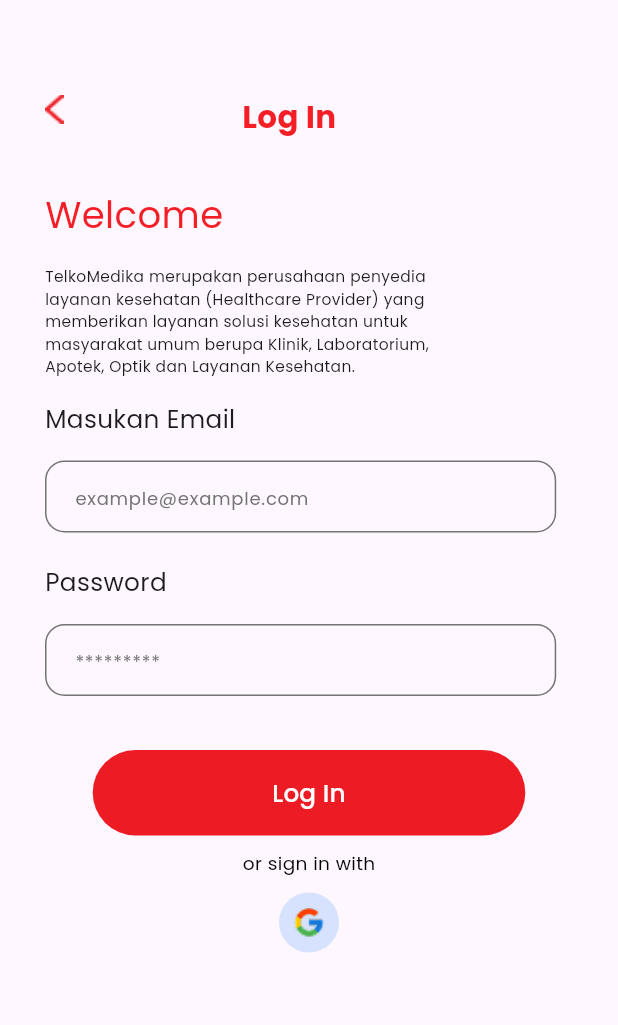
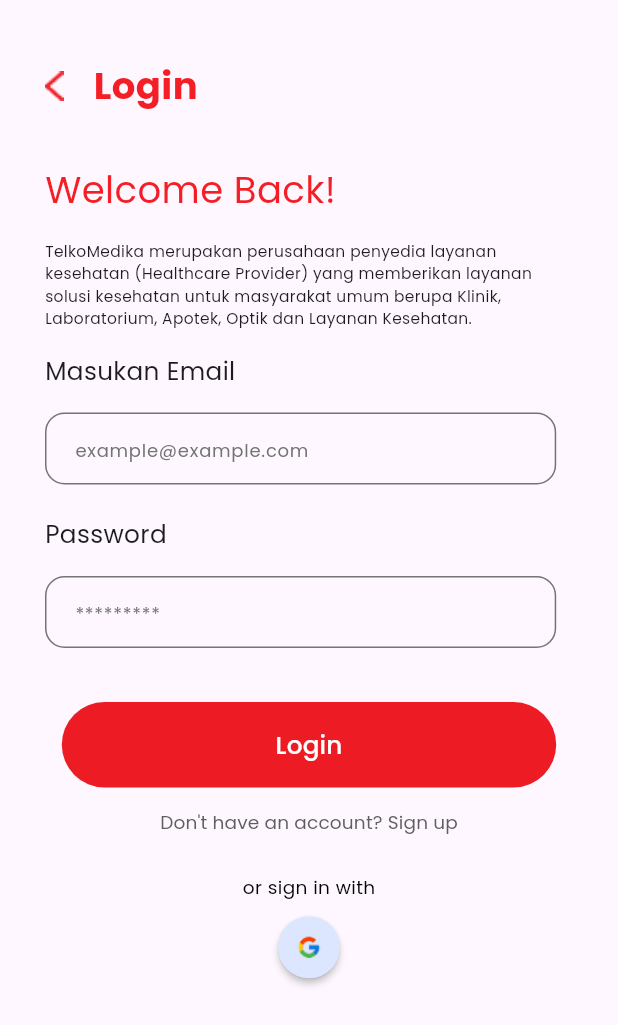
Before and after one commit to Rayazka/TelkomedikaApp, a Flutter app: the screen it shows after launch, after a tap on "Get Started", on a phone screen of 412 x 824 dp. Shown: the top 1025 px of the screen. Run offline on Flutter 3.47's test engine with Material 3 defaults, Android fonts, the phone set to English and light mode, and no system bars; our stand-ins replace firebase_auth, firebase_core, google_sign_in; accounts and stored records are empty; network calls fail.

Commit message:
fix auth dan google sign in"

```diff
--- a/lib/app/modules/auth/views/login_page_views.dart
+++ b/lib/app/modules/auth/views/login_page_views.dart
@@ -1,12 +1,15 @@
 import 'dart:math';
 import 'package:flutter/material.dart';
-import 'package:flutter/services.dart';
+import 'package:telkomedika_app/app/modules/home/views/home.dart';
 import 'signup_page_views.dart';
 import 'package:telkomedika_app/app/modules/get_started/views/get_start_page.dart';
 import 'package:telkomedika_app/app/widgets/button_widget.dart';
+import 'package:telkomedika_app/app/modules/auth/controllers/auth.dart';
 
 class LoginPage extends StatelessWidget {
-  const LoginPage({super.key});
+  final _emailController = TextEditingController();
+  final _passwordController = TextEditingController();
+  final _authController = AuthController();
 
   @override
   Widget build(BuildContext context) {
@@ -17,7 +20,7 @@ class LoginPage extends StatelessWidget {
             mainAxisAlignment: MainAxisAlignment.start,
             children: [
               Row(
-                crossAxisAlignment: CrossAxisAlignment.start,
+                crossAxisAlignment: CrossAxisAlignment.center,
                 children: [
                   GestureDetector(
                     onTap: () {
@@ -26,22 +29,26 @@ class LoginPage extends StatelessWidget {
                         MaterialPageRoute(builder: (context) => GetStartPage()),
                       );
                     },
-                    child: Container(
-                        padding: const EdgeInsets.only(top: 63, left: 30),
+                    child: Padding(
+                      padding: const EdgeInsets.only(top: 40, left: 30),
                       child: Image.asset(
                         'assets/images/Vector.png',
                         fit: BoxFit.contain,
                         width: MediaQuery.of(context).size.width * 0.03,
-                        )),
                       ),
-                  Container(
-                    padding: const EdgeInsets.only(top: 63, left: 119),
+                    ),
+                  ),
+                  Expanded(
+                    child: Padding(
+                      padding: const EdgeInsets.only(top: 40, left: 20),
                       child: Text(
-                      "Log In",
+                        "Login",
                         style: TextStyle(
-                        color: Color.fromARGB(255, 244, 31, 38),
-                        fontSize: MediaQuery.of(context).size.width * 0.05,
+                          color: const Color.fromARGB(255, 244, 31, 38),
+                          fontSize: MediaQuery.of(context).size.width *
+                              0.06, // Responsif
                           fontWeight: FontWeight.bold,
+                        ),
                       ),
                     ),
                   ),
@@ -55,7 +62,7 @@ class LoginPage extends StatelessWidget {
                       Container(
                         padding: const EdgeInsets.only(top: 34, left: 30),
                         child: Text(
-                          "Welcome",
+                          "Welcome Back!",
                           style: TextStyle(
                             color: Color.fromARGB(255, 244, 31, 38),
                             fontSize: MediaQuery.of(context).size.width * 0.06,
@@ -64,16 +71,16 @@ class LoginPage extends StatelessWidget {
                         ),
                       ),
                       Container(
-                        width:
-                            max(MediaQuery.of(context).size.width * 0.75, 324),
+                        width: MediaQuery.of(context).size.width * 0.9,
                         padding: const EdgeInsets.only(top: 16, left: 30),
                         child: Text(
                           "TelkoMedika merupakan perusahaan penyedia layanan kesehatan (Healthcare Provider) yang memberikan layanan solusi kesehatan untuk masyarakat umum berupa Klinik, Laboratorium, Apotek, Optik dan Layanan Kesehatan.",
                           style: TextStyle(
                               fontSize:
                                   MediaQuery.of(context).size.width * 0.025,
-                              fontFamily: 'Poppins',
                               fontWeight: FontWeight.w200),
+                          softWrap: true,
+                          overflow: TextOverflow.visible,
                         ),
                       )
                     ],
@@ -93,7 +100,6 @@ class LoginPage extends StatelessWidget {
                           style: TextStyle(
                               fontSize:
                                   MediaQuery.of(context).size.width * 0.04,
-                              fontFamily: 'Poppins',
                               fontWeight: FontWeight.normal),
                         ),
                       ),
@@ -103,6 +109,8 @@ class LoginPage extends StatelessWidget {
                         child: Padding(
                           padding: const EdgeInsets.only(left: 30, top: 16),
                           child: TextField(
+                            controller: _emailController,
+                            keyboardType: TextInputType.emailAddress,
                             decoration: InputDecoration(
                               contentPadding: EdgeInsets.symmetric(
                                   horizontal: 16, vertical: 12),
@@ -143,7 +151,6 @@ class LoginPage extends StatelessWidget {
                           style: TextStyle(
                               fontSize:
                                   MediaQuery.of(context).size.width * 0.04,
-                              fontFamily: 'Poppins',
                               fontWeight: FontWeight.normal),
                         ),
                       ),
@@ -153,6 +160,8 @@ class LoginPage extends StatelessWidget {
                         child: Padding(
                           padding: const EdgeInsets.only(left: 30, top: 16),
                           child: TextField(
+                            controller: _passwordController,
+                            obscureText: true,
                             decoration: InputDecoration(
                               contentPadding: EdgeInsets.symmetric(
                                   horizontal: 16, vertical: 12),
@@ -185,16 +194,41 @@ class LoginPage extends StatelessWidget {
                 children: [
                   Container(
                     padding: const EdgeInsets.only(top: 30),
-                    width: max(MediaQuery.of(context).size.width * 0.7, 100),
+                    width: max(MediaQuery.of(context).size.width * 0.8, 100),
                     child: ButtonWidget(
-                        text: 'Log In',
+                        text: 'Login',
+                        onPressed: () async {
+                          final user = await _authController.login(
+                              _emailController.text, _passwordController.text);
+                          if (user != null) {
+                            Navigator.pushReplacement(
+                                context,
+                                MaterialPageRoute(
+                                    builder: (context) => HomePage()));
+                          } else {
+                            ScaffoldMessenger.of(context).showSnackBar(
+                              SnackBar(content: Text("Login gagal")),
+                            );
+                          }
+                        }),
+                  ),
+                  TextButton(
                     onPressed: () {
                       Navigator.push(
                         context,
                         MaterialPageRoute(
-                                builder: (context) => SignUpPage()),
+                          builder: (context) => SignUpPage(),
+                        ),
                       );
-                        }),
+                    },
+                    child: Text(
+                      "Don't have an account? Sign up",
+                      style: TextStyle(
+                        fontSize: MediaQuery.of(context).size.width * 0.03,
+                        color: Color.fromARGB(255, 95, 95, 95),
+                        fontWeight: FontWeight.w200,
+                      ),
+                    ),
                   ),
                   SizedBox(
                     width: 10,
@@ -214,18 +248,22 @@ class LoginPage extends StatelessWidget {
                     height: 10,
                   ),
                   Container(
-                    width: 40,
-                    height: 40,
-                    decoration: BoxDecoration(
-                      color: Color(0xFFD6E2FF),
-                      shape: BoxShape.circle,
+                    width: MediaQuery.of(context).size.width * 0.1,
+                    height: MediaQuery.of(context).size.width * 0.1,
+                    child: ElevatedButton(
+                      onPressed: () => AuthController().signInWithGoogle(),
+                      style: ElevatedButton.styleFrom(
+                        shape: const CircleBorder(),
+                        padding: EdgeInsets.all(
+                            MediaQuery.of(context).size.width * 0.02),
+                        backgroundColor:
+                            const Color.fromARGB(255, 220, 230, 255),
+                        elevation: 2,
                       ),
-                    child: Center(
                       child: Image.asset(
                         'assets/images/Google.png',
-                        width: 23,
-                        height: 33,
                         fit: BoxFit.contain,
+                        width: MediaQuery.of(context).size.width * 0.05,
                       ),
                     ),
                   )
--- a/lib/main.dart
+++ b/lib/main.dart
@@ -21,7 +21,6 @@ class MainApp extends StatelessWidget {
       debugShowCheckedModeBanner: false,
       title: 'Telkomedika',
       theme: AppTheme.theme,
-      debugShowCheckedModeBanner: false,
       home: GetStartPage(),
     );
   }
--- a/pubspec.yaml
+++ b/pubspec.yaml
@@ -14,6 +14,7 @@ dependencies:
   firebase_core: ^3.13.0
   firebase_auth: ^5.5.2
   cloud_firestore: ^5.6.6
+  google_sign_in: ^6.3.0
 
 dev_dependencies:
   flutter_test:
```
Also changed, not shown: lib/app/modules/auth/controllers/auth.dart (added, +50 -0 lines), lib/app/modules/auth/views/signup_page_views.dart (+68 -28 lines), lib/app/modules/home/views/home.dart (added, +10 -0 lines), pubspec.lock, 3 other files. Lines whose indentation alone changed are shown as unchanged.
